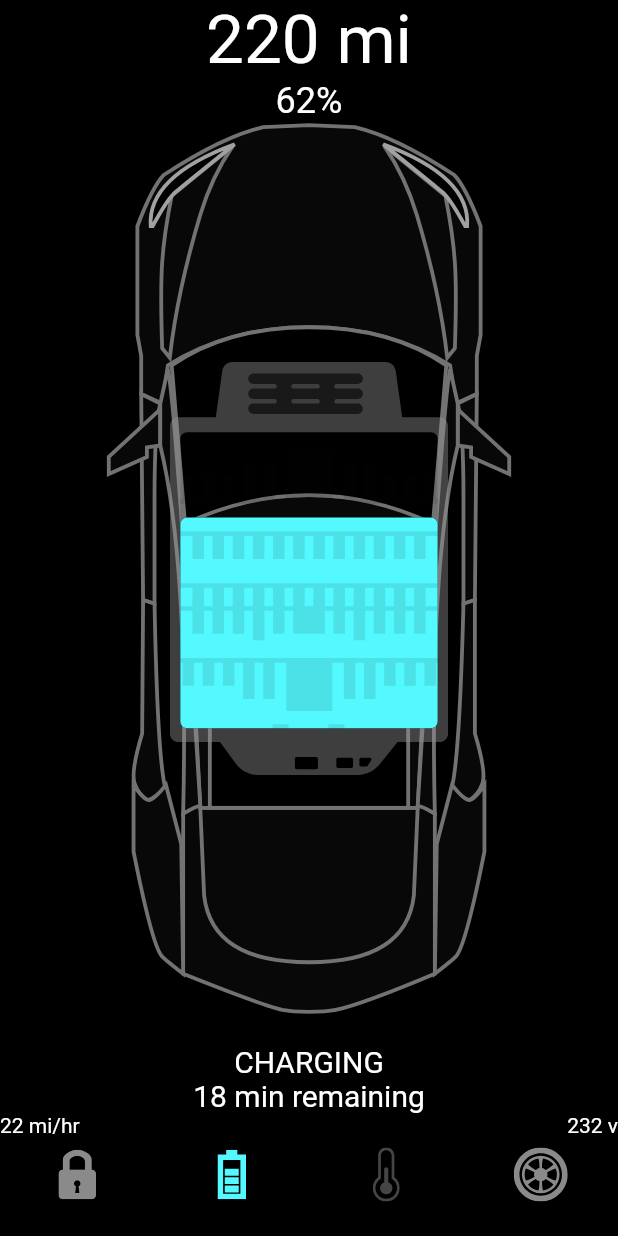
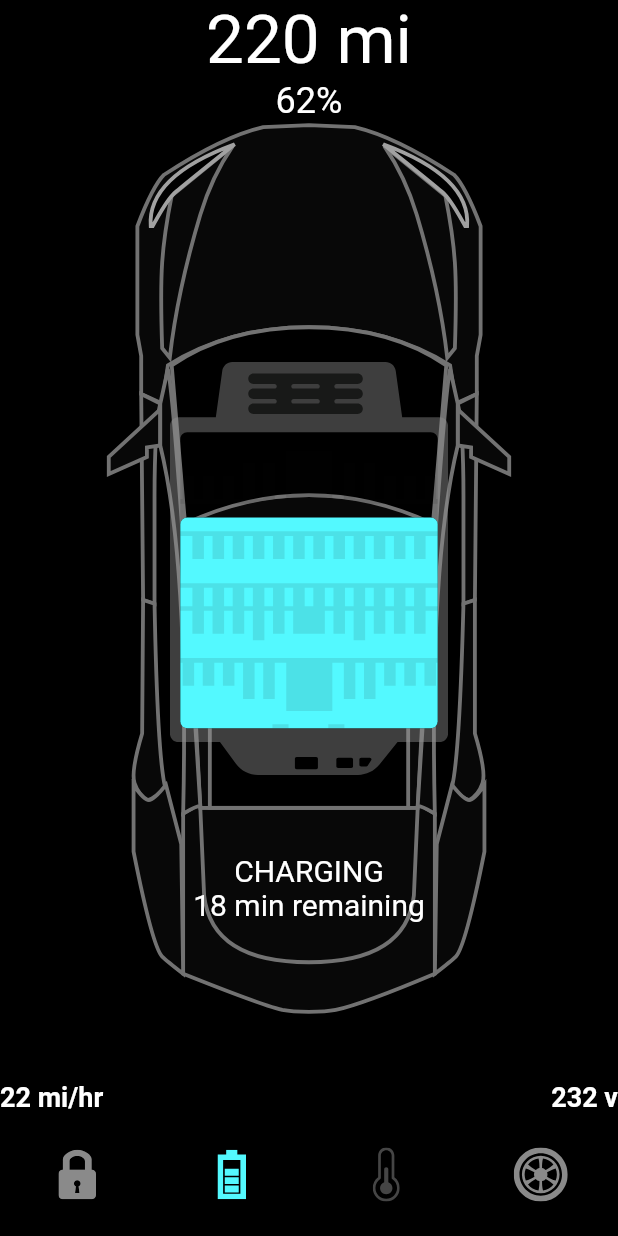
Before and after one commit to giovannicampagnolo/Tesla-Control-App, a Flutter app: the screen it shows after launch, item 2 of the bottom bar chosen, on a phone screen of 412 x 824 dp. Run offline on Flutter 3.47's test engine with Material 2 defaults, Android fonts, the phone set to English and light mode, and no system bars; our stand-ins replace flutter_svg.

Commit message:
Terminate Batery Charging page

```diff
--- a/lib/screens/home_screen.dart
+++ b/lib/screens/home_screen.dart
@@ -4,6 +4,7 @@ import 'package:tesla_animated_app/home_controller.dart';
 import 'package:tesla_animated_app/widgets/door_lock.dart';
 
 import '../constanins.dart';
+import '../widgets/battery_status.dart';
 import '../widgets/tesla_bottom_navigation_bar.dart';
 
 class HomeScreen extends StatefulWidget {
@@ -19,6 +20,7 @@ class _HomeScreenState extends State<HomeScreen>
 
   late AnimationController _batteryAnimationController;
   late Animation<double> _animationBattery;
+  late Animation<double> _animationBatteryStatus;
 
   void setupBatteryAnimation() {
     _batteryAnimationController = AnimationController(
@@ -28,6 +30,10 @@ class _HomeScreenState extends State<HomeScreen>
     _animationBattery = CurvedAnimation(
       parent: _batteryAnimationController,
       curve: Interval(0.0, 0.5),
+    );
+    _animationBatteryStatus = CurvedAnimation(
+      parent: _batteryAnimationController,
+      curve: Interval(0.6, 1),
     );
   }
 
@@ -139,36 +145,15 @@ class _HomeScreenState extends State<HomeScreen>
                         width: constraint.maxWidth * 0.45,
                       ),
                     ),
-                    Column(
-                      children: [
-                        Text(
-                          "220 mi",
-                          style: Theme.of(context)
-                              .textTheme
-                              .headline3!
-                              .copyWith(color: Colors.white),
-                        ),
-                        Text(
-                          "62%",
-                          style: TextStyle(fontSize: 24),
-                        ),
-                        Spacer(),
-                        Text(
-                          "Charging".toUpperCase(),
-                          style: TextStyle(fontSize: 20),
-                        ),
-                        Text(
-                          "18 min remaining",
-                          style: TextStyle(fontSize: 20),
-                        ),
-                        Row(
-                            mainAxisAlignment: MainAxisAlignment.spaceBetween,
-                          children: [
-                          Text("22 mi/hr"),
-                          Text("232 v"),
-                        ],),
-                      ],
-                    )
+                    Positioned(
+                      top: 50 * (1 - _animationBatteryStatus.value),
+                      height: constraint.maxHeight,
+                      width: constraint.maxWidth,
+                      child: Opacity(
+                        opacity: _animationBatteryStatus.value,
+                        child: BatteryStatus(constraint: constraint),
+                      ),
+                    ),
                   ],
                 );
               }),
--- /dev/null
+++ b/lib/widgets/battery_status.dart
@@ -0,0 +1,54 @@
+import 'package:flutter/material.dart';
+
+import '../constanins.dart';
+
+class BatteryStatus extends StatelessWidget {
+  final BoxConstraints constraint;
+  const BatteryStatus({
+    Key? key,
+    required this.constraint,
+  }) : super(key: key);
+
+  @override
+  Widget build(BuildContext context) {
+    return Column(
+      children: [
+        Text(
+          "220 mi",
+          style: Theme.of(context)
+              .textTheme
+              .headline3!
+              .copyWith(color: Colors.white),
+        ),
+        Text(
+          "62%",
+          style: TextStyle(fontSize: 24),
+        ),
+        Spacer(),
+        Text(
+          "Charging".toUpperCase(),
+          style: TextStyle(fontSize: 20),
+        ),
+        Text(
+          "18 min remaining",
+          style: TextStyle(fontSize: 20),
+        ),
+        SizedBox(height: constraint.maxHeight * 0.14),
+        DefaultTextStyle(
+          style: TextStyle(
+            fontSize: 18,
+            fontWeight: FontWeight.bold,
+          ),
+          child: Row(
+            mainAxisAlignment: MainAxisAlignment.spaceBetween,
+            children: [
+              Text("22 mi/hr"),
+              Text("232 v"),
+            ],
+          ),
+        ),
+        const SizedBox(height: defaultPadding),
+      ],
+    );
+  }
+}
```
